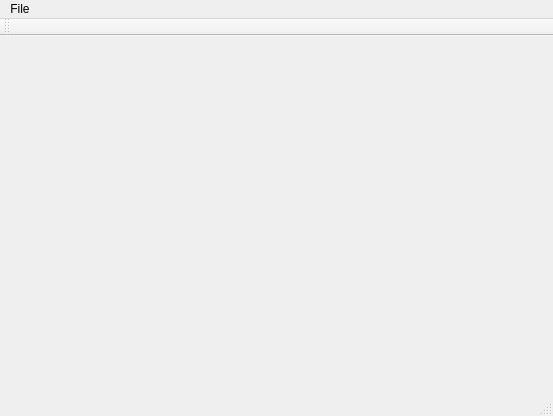
Old version of the form mainwindow.ui in the repository falkoschumann/access-sqlite.
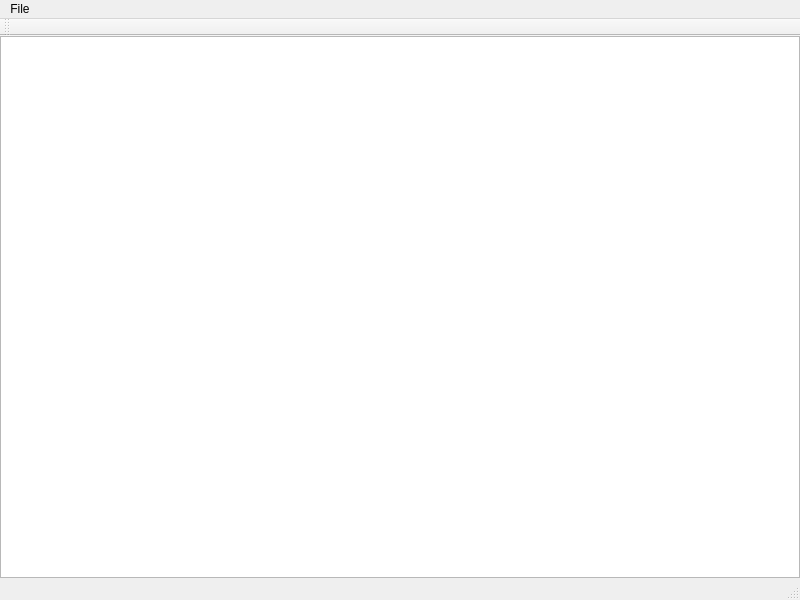
New version of the form.

Commit message: List tables of opened database.

Diff of the .ui file:
```diff
--- a/mainwindow.ui
+++ b/mainwindow.ui
@@ -6,20 +6,38 @@
    <rect>
     <x>0</x>
     <y>0</y>
-    <width>553</width>
-    <height>416</height>
+    <width>800</width>
+    <height>600</height>
    </rect>
   </property>
   <property name="windowTitle">
    <string>Access SQLite</string>
   </property>
-  <widget class="QWidget" name="centralWidget"/>
+  <widget class="QWidget" name="centralWidget">
+   <layout class="QHBoxLayout" name="horizontalLayout">
+    <property name="leftMargin">
+     <number>0</number>
+    </property>
+    <property name="topMargin">
+     <number>0</number>
+    </property>
+    <property name="rightMargin">
+     <number>0</number>
+    </property>
+    <property name="bottomMargin">
+     <number>0</number>
+    </property>
+    <item>
+     <widget class="QListWidget" name="databaseView"/>
+    </item>
+   </layout>
+  </widget>
   <widget class="QMenuBar" name="menuBar">
    <property name="geometry">
     <rect>
      <x>0</x>
      <y>0</y>
-     <width>553</width>
+     <width>800</width>
      <height>22</height>
     </rect>
    </property>
```
Left out of the diff: 4 changed lines with no effect on the pictures. The commit also changes 2 other files.
